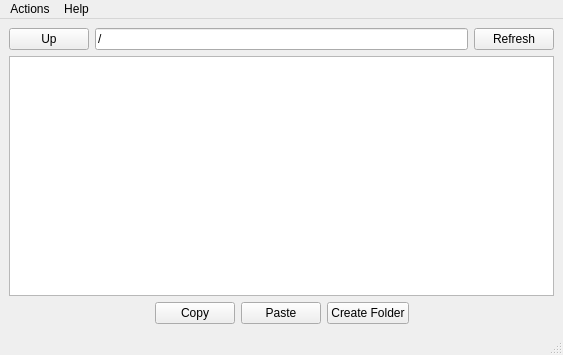
The window that mainwindow.ui (lawand/droper) describes before a commit, drawn with Qt 5.
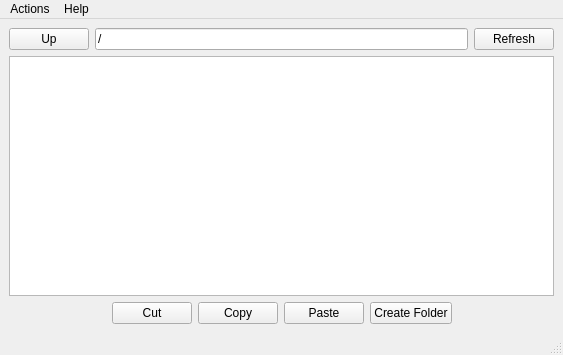
The same window after the commit.

Commit message: added a cut operation

```diff
--- a/mainwindow.ui
+++ b/mainwindow.ui
@@ -68,6 +68,13 @@
         </property>
        </spacer>
       </item>
+      <item>
+       <widget class="QPushButton" name="cutPushButton">
+        <property name="text">
+         <string>Cut</string>
+        </property>
+       </widget>
+      </item>
       <item>
        <widget class="QPushButton" name="copyPushButton">
         <property name="text">
```
The commit also changes 2 other files.
